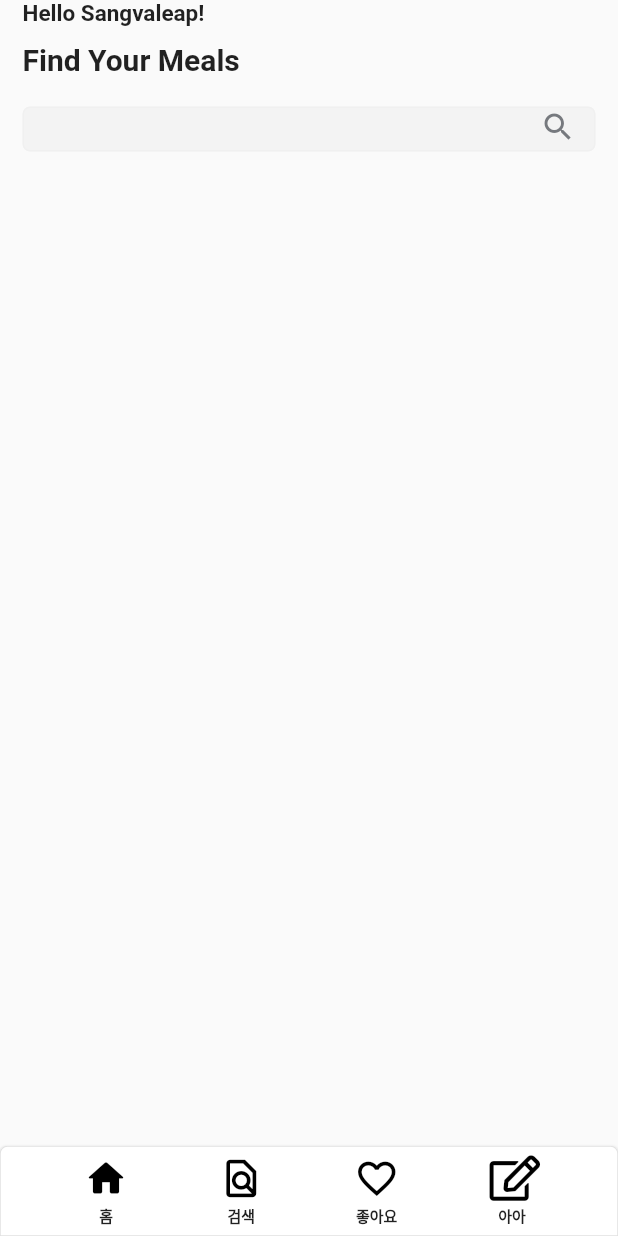
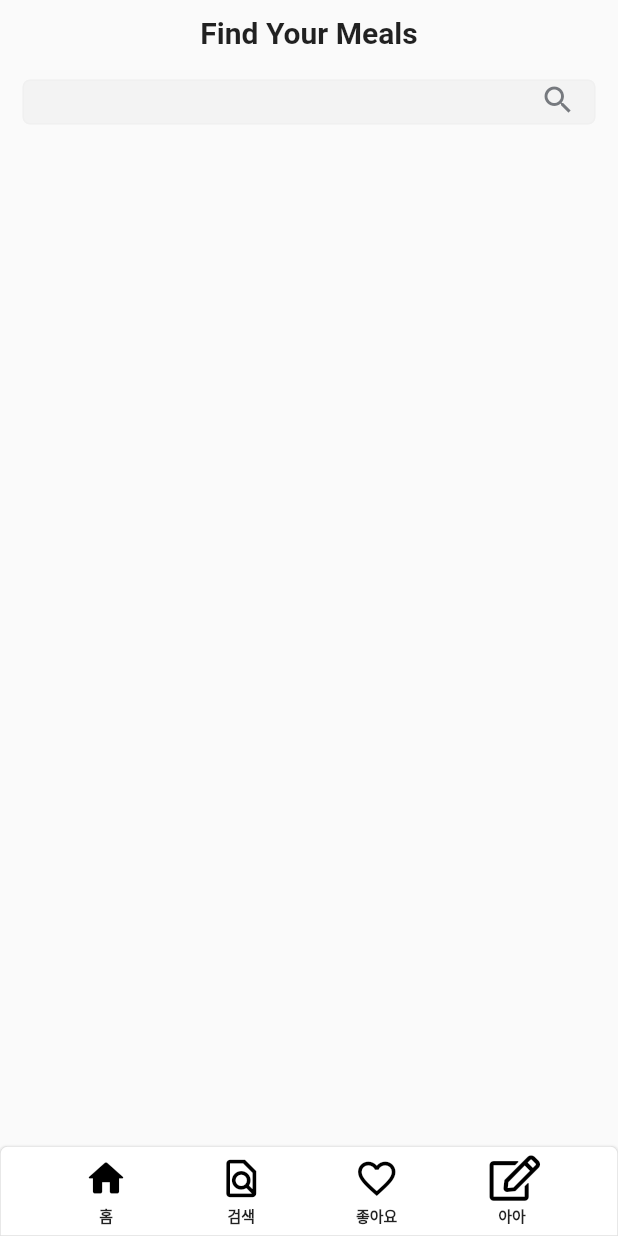
Before and after one commit to pari0130/food_haccp, a Flutter app: the screen it shows after launch, on a phone screen of 412 x 824 dp. Run offline on Flutter 3.47's test engine with Material 2 defaults, Android fonts, the light colour scheme and no system bars; our stand-ins replace flutter_svg, font_awesome_flutter; Roboto replaces fonts that are missing (GmarketSansTTFMedium).

Commit message:
2023-01-04 정렬 보완

```diff
--- a/lib/presentatiton/pages/home_page.dart
+++ b/lib/presentatiton/pages/home_page.dart
@@ -28,21 +28,27 @@ class _HomePageState extends State<HomePage> {
   getBody() {
     return SingleChildScrollView(
       child: Column(
-        crossAxisAlignment: CrossAxisAlignment.start,
+        crossAxisAlignment: CrossAxisAlignment.center,
         children: [
+          const SizedBox(
+            height: 10,
+          ),
           Container(
-            margin: EdgeInsets.only(left: 15, right: 15),
-            child: Text("Hello Sangvaleap!", style: TextStyle(fontSize: 15, fontWeight: FontWeight.w600),),
+            margin: const EdgeInsets.only(left: 15, right: 15),
+            child: const Text(
+              "Find Your Meals",
+              style: TextStyle(fontSize: 20, fontWeight: FontWeight.bold),
+            ),
           ),
-          SizedBox(height: 10,),
+          const SizedBox(
+            height: 20,
+          ),
           Container(
-            margin: EdgeInsets.only(left: 15, right: 15),
-            child: Text("Find Your Meals", style: TextStyle(fontSize: 20, fontWeight: FontWeight.bold),),
-          ),
-          SizedBox(height: 20,),
-          Container(
-              margin: EdgeInsets.only(left: 15, right: 15),
-              child: SearchBox(hint: "", suffix: Icon(Icons.search, color: darker),)
+            margin: const EdgeInsets.only(left: 15, right: 15),
+            child: SearchBox(
+              hint: "",
+              suffix: Icon(Icons.search, color: darker),
+            ),
           ),
         ],
       ),
```
Also changed, not shown: lib/presentatiton/widgets/search_box.dart (+7 -4 lines).
